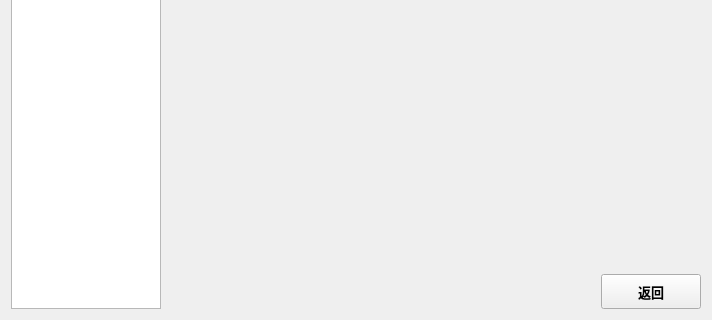
Qt form src/framework/settingsui/settingsui.ui (ciyeer/ByteSpace) before a commit; both pictures show x 0 to 712 and y 257 to 577 of the 712 by 577 pixel window.
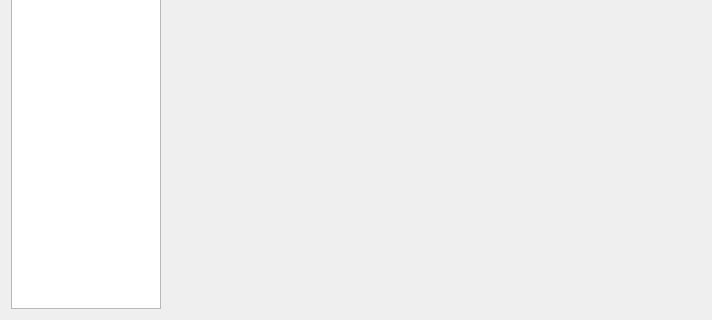
The same form after that commit. The open tabs and pages were chosen to show the change.

What changed in the file:
```diff
--- a/src/framework/settingsui/settingsui.ui
+++ b/src/framework/settingsui/settingsui.ui
@@ -99,55 +99,6 @@
      <widget class="QWidget" name="aboutPage"/>
     </widget>
    </item>
-   <item row="1" column="1">
-    <layout class="QHBoxLayout" name="horizontalLayout">
-     <item>
-      <spacer name="horizontalSpacer">
-       <property name="orientation">
-        <enum>Qt::Horizontal</enum>
-       </property>
-       <property name="sizeHint" stdset="0">
-        <size>
-         <width>40</width>
-         <height>20</height>
-        </size>
-       </property>
-      </spacer>
-     </item>
-     <item>
-      <widget class="QPushButton" name="btnReturn">
-       <property name="sizePolicy">
-        <sizepolicy hsizetype="Fixed" vsizetype="Fixed">
-         <horstretch>0</horstretch>
-         <verstretch>0</verstretch>
-        </sizepolicy>
-       </property>
-       <property name="minimumSize">
-        <size>
-         <width>100</width>
-         <height>35</height>
-        </size>
-       </property>
-       <property name="maximumSize">
-        <size>
-         <width>80</width>
-         <height>35</height>
-        </size>
-       </property>
-       <property name="font">
-        <font>
-         <family>微软雅黑</family>
-         <pointsize>10</pointsize>
-         <bold>true</bold>
-        </font>
-       </property>
-       <property name="text">
-        <string>返回</string>
-       </property>
-      </widget>
-     </item>
-    </layout>
-   </item>
   </layout>
  </widget>
  <resources/>
```
Left out of the diff: 15 changed lines with no effect on the pictures.
